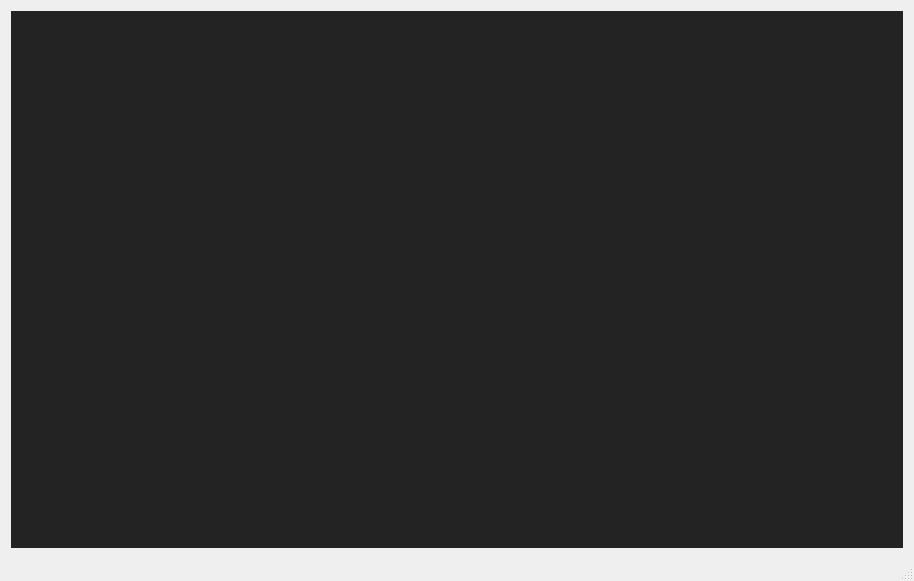
Before: the Qt Designer form mainview.ui in usazankov/AnalyzerBoardInformation, drawn with Qt 5.
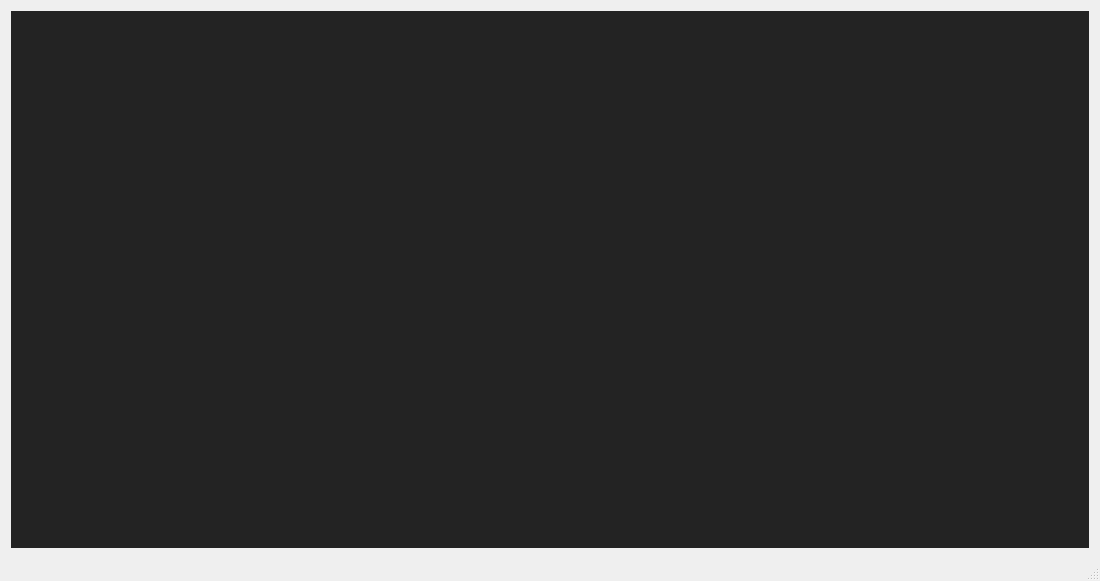
After: the same form once the commit is applied.

```diff
--- a/mainview.ui
+++ b/mainview.ui
@@ -6,7 +6,7 @@
    <rect>
     <x>0</x>
     <y>0</y>
-    <width>914</width>
+    <width>1100</width>
     <height>581</height>
    </rect>
   </property>
```
